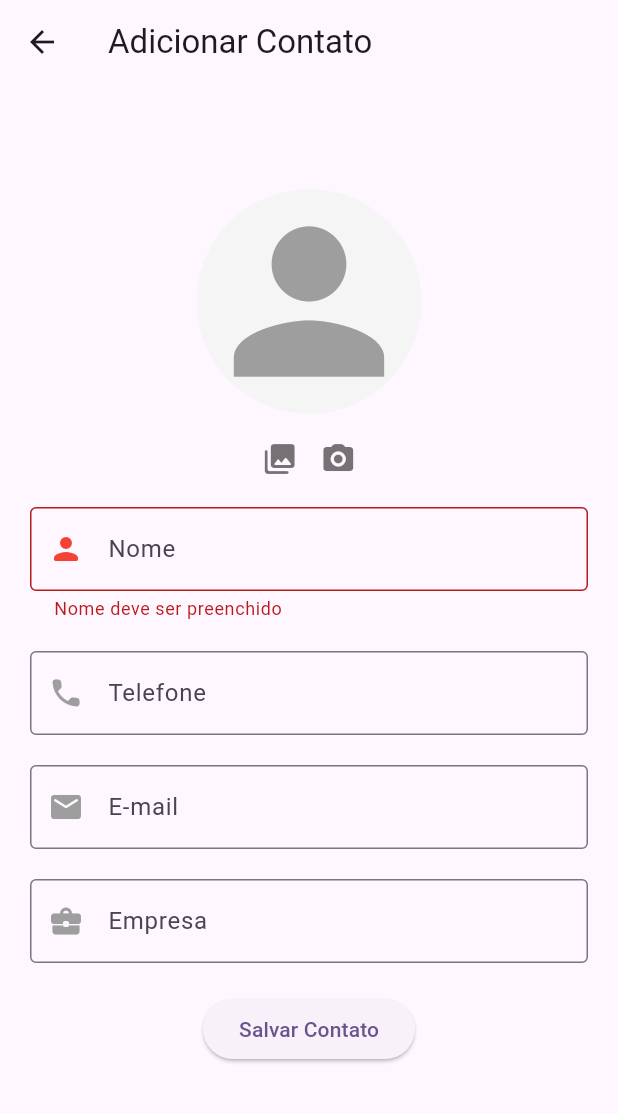
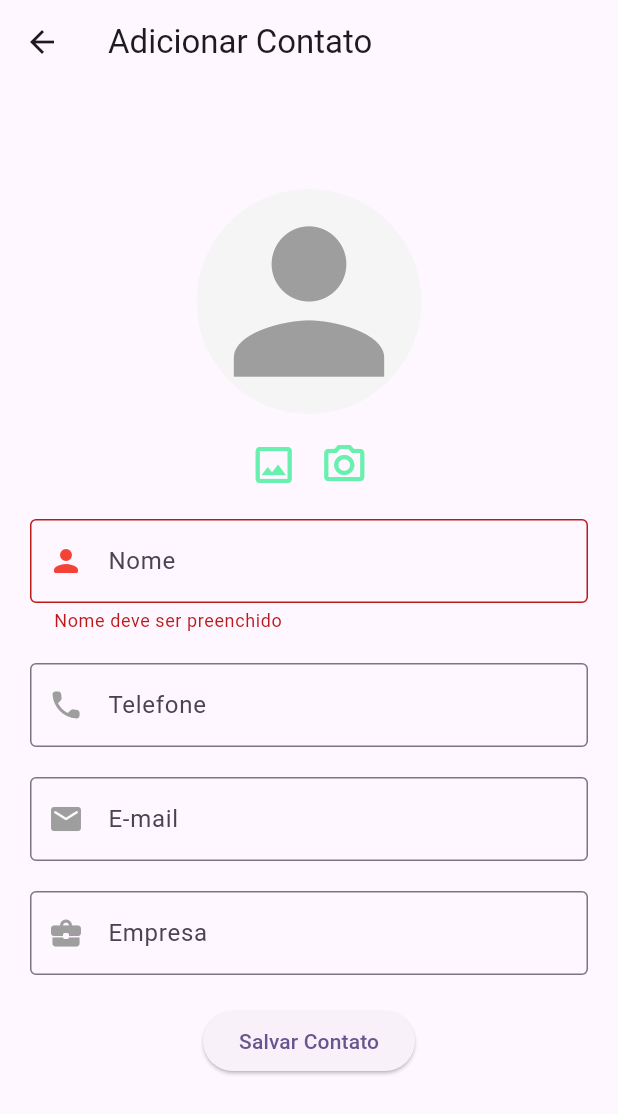
Before and after one commit to marxelo/contacts-app, a Flutter app: the FormPage screen opened directly, after a tap on "Salvar Contato", on a phone screen of 412 x 824 dp. Shown: the top 1114 px of the screen. Run offline on Flutter 3.47's test engine with Material 2 defaults, Android fonts, the light colour scheme and no system bars; our stand-ins replace image_picker, sqflite; accounts and stored records are empty.

Commit message:
create constants files & include app icon

```diff
--- a/lib/database_helper.dart
+++ b/lib/database_helper.dart
@@ -1,11 +1,11 @@
 import 'package:sqflite/sqflite.dart';
-import "package:path/path.dart";
+import "package:path/path.dart" as p;
 
 class DatabaseHelper {
 
   static Future<Database> _openDatabase() async {
     final databasePath = await getDatabasesPath();
-    final path = join(databasePath, 'contacts_app.db');
+    final path = p.join(databasePath, 'contacts_app.db');
     return openDatabase(path, version: 1, onCreate: _createDatabase);
   }
 
--- a/lib/form_page.dart
+++ b/lib/form_page.dart
@@ -1,10 +1,10 @@
 import 'dart:io';
-import 'dart:math';
 
-import 'package:contacts_app/utils.dart';
+import 'package:contacts_app/utils/constants.dart';
+import 'package:contacts_app/utils/utils.dart';
 import 'package:flutter/material.dart';
 import 'package:image_picker/image_picker.dart';
-import 'database_helper.dart';
+import 'package:contacts_app/database_helper.dart';
 
 const double sizedBoxHeight = 20;
 final _formKey = GlobalKey<FormState>();
@@ -42,7 +42,7 @@ class _FormPageState extends State<FormPage> {
     }
 
     RegExp emailRegex = RegExp(r'^[\w\.-]+@[\w-]+\.\w{2,3}(\.\w{2,3})?$');
-    final isEmailValid = emailRegex.hasMatch(email ?? '');
+    final isEmailValid = emailRegex.hasMatch(email);
     if (!isEmailValid) {
       return 'Informe um e-mail válido';
     }
@@ -101,7 +101,7 @@ class _FormPageState extends State<FormPage> {
 
     if (widget.contact != null) {
       await DatabaseHelper.updateData(widget.contact!['id'], data);
-      Navigator.pop(context, true);
+      if (context.mounted) Navigator.pop(context, true);
     }
   }
 
@@ -114,7 +114,7 @@ class _FormPageState extends State<FormPage> {
 
     await DatabaseHelper.insertContact(name, phone, email, business, photo);
 
-    Navigator.pop(context, true);
+    if (context.mounted) Navigator.pop(context, true);
   }
 
   @override
@@ -181,16 +181,16 @@ class _FormPageState extends State<FormPage> {
                   mainAxisAlignment: MainAxisAlignment.center,
                   children: [
                     GestureDetector(
-                      child: const Icon(Icons.photo_library_rounded,
-                          color: Colors.black54),
+                      child: const Icon(Icons.photo_outlined,
+                          color: kFormPickImageIconColor, size: kFormPickImageIconSize,),
                       onTap: () {
                         _pickImage(ImageSource.gallery);
                       },
                     ),
                     const SizedBox(width: 15),
                     GestureDetector(
-                      child: const Icon(Icons.photo_camera_rounded,
-                          color: Colors.black54),
+                      child: const Icon(Icons.photo_camera_outlined,
+                          color: kFormPickImageIconColor, size: kFormPickImageIconSize,),
                       onTap: () {
                         _pickImage(ImageSource.camera);
                       },
@@ -201,8 +201,8 @@ class _FormPageState extends State<FormPage> {
                               const SizedBox(width: 15),
                               GestureDetector(
                                 child: const Icon(
-                                  Icons.delete_rounded,
-                                  color: Colors.redAccent,
+                                  Icons.delete_outline_sharp,
+                                  color: Colors.redAccent, size: kFormPickImageIconSize,
                                 ),
                                 onTap: () {
                                   _clearImage();
@@ -241,6 +241,7 @@ class _FormPageState extends State<FormPage> {
                       ? 'Nome deve ser preenchido'
                       : null,
                   autovalidateMode: AutovalidateMode.onUserInteraction,
+                  textInputAction: TextInputAction.next,
                 ),
                 const SizedBox(height: sizedBoxHeight),
                 TextFormField(
@@ -261,6 +262,7 @@ class _FormPageState extends State<FormPage> {
                     }),
                   ),
                   keyboardType: TextInputType.phone,
+                  textInputAction: TextInputAction.next,
                 ),
                 const SizedBox(height: sizedBoxHeight),
                 TextFormField(
@@ -283,6 +285,7 @@ class _FormPageState extends State<FormPage> {
                   keyboardType: TextInputType.emailAddress,
                   validator: validateEmail,
                   autovalidateMode: AutovalidateMode.onUserInteraction,
+                  textInputAction: TextInputAction.next,
                 ),
                 const SizedBox(height: sizedBoxHeight),
                 TextFormField(
@@ -302,6 +305,7 @@ class _FormPageState extends State<FormPage> {
                       return Colors.grey;
                     }),
                   ),
+                  textInputAction: TextInputAction.done,
                 ),
                 const SizedBox(height: sizedBoxHeight),
                 ElevatedButton(
--- a/lib/my_home_page.dart
+++ b/lib/my_home_page.dart
@@ -30,7 +30,7 @@ class _MyHomePageState extends State<MyHomePage> {
   }
 
   void _delete(int id) async {
-    int dId = await DatabaseHelper.deleteData(id);
+    await DatabaseHelper.deleteData(id);
 
     final List<Map<String, dynamic>> updatedData =
         await DatabaseHelper.getData();
@@ -91,7 +91,7 @@ class _MyHomePageState extends State<MyHomePage> {
                               });
                             },
                             icon: const Icon(
-                              Icons.edit_outlined,
+                              Icons.mode_edit_outline_outlined,
                               color: Colors.green,
                             ),
                           ),
--- /dev/null
+++ b/lib/utils/constants.dart
@@ -0,0 +1,8 @@
+import 'package:flutter/material.dart';
+
+const kFormButtonSize = 32;
+const kFormPageFontSize = 18.0;
+const kFormIconColor = Colors.black54;
+const kFormPickImageIconColor = Colors.greenAccent;
+const kFormPickImageIconSize = 32.0;
+const kFormBoxSizedHeight = 32.0;
```
Also changed, not shown: pubspec.yaml (+9 -0 lines), assets/icon/icon.png (added), assets/icon/round_icon.png (added), lib/utils/utils.dart (renamed from lib/utils.dart), pubspec.lock, 34 other files.
